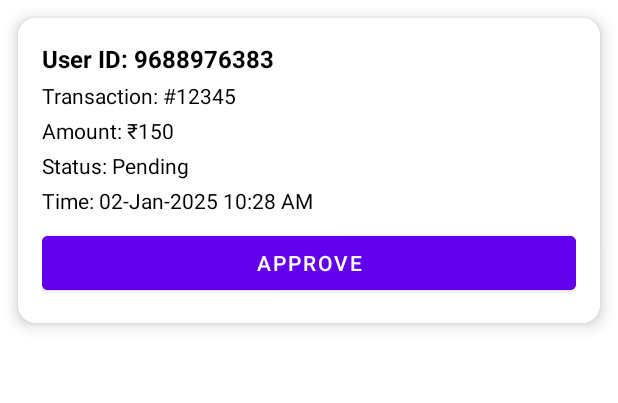
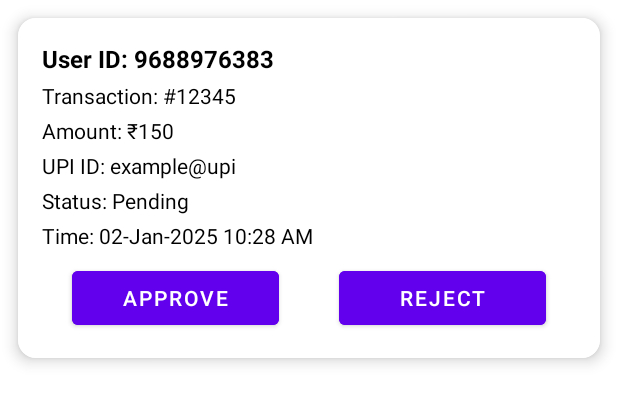
Before and after one commit to karthi-AI-hub/AdminPanel, an Android app: the layout item_payment.xml on its own in the app's theme, with its tools: preview values and no code run, on a phone screen of 412 x 824 dp. Shown: the top 403 px of the screen. Run offline under Robolectric (Android 15) with nearby library versions, the phone set to English and light mode, and no system bars.

Commit message:
PaymentFragment Completed.

```diff
--- a/app/src/main/res/layout/item_payment.xml
+++ b/app/src/main/res/layout/item_payment.xml
@@ -45,6 +45,15 @@
             android:paddingBottom="4dp" />
 
         <TextView
+            android:id="@+id/textUPI"
+            android:layout_width="match_parent"
+            android:layout_height="wrap_content"
+            android:text="UPI ID: example@upi"
+            android:textColor="@color/black"
+            android:textSize="14sp"
+            android:paddingBottom="4dp" />
+
+        <TextView
             android:id="@+id/textStatus"
             android:layout_width="wrap_content"
             android:layout_height="wrap_content"
@@ -62,16 +71,36 @@
             android:textSize="14sp"
             android:paddingBottom="8dp" />
 
-        <!-- Approve Button -->
+    <LinearLayout
+        android:layout_width="match_parent"
+        android:layout_height="wrap_content"
+        android:orientation="horizontal"
+        android:background="@android:color/white">
+
         <Button
             android:id="@+id/buttonApprove"
-            android:layout_width="match_parent"
+            android:layout_width="0dp"
+            android:layout_weight="1"
             android:layout_height="wrap_content"
-            android:text="Approve"
+            android:text="APPROVE"
             android:backgroundTint="@color/purple_500"
             android:textColor="@android:color/white"
+            android:padding="8dp"
+            android:layout_marginHorizontal="20dp"
+            android:elevation="4dp" />
+
+        <Button
+            android:id="@+id/buttonReject"
+            android:layout_width="0dp"
+            android:layout_weight="1"
+            android:layout_height="wrap_content"
+            android:text="REJECT"
+            android:backgroundTint="@color/purple_500"
+            android:textColor="@android:color/white"
+            android:layout_marginHorizontal="20dp"
             android:padding="8dp"
             android:elevation="4dp" />
 
     </LinearLayout>
+    </LinearLayout>
 </androidx.cardview.widget.CardView>
```
Also changed, not shown: app/src/main/java/com/karthiTech/admin/PaymentsAdapter.java (+18 -4 lines), app/src/main/java/com/karthiTech/admin/PaymentsFragment.java (+35 -3 lines).
